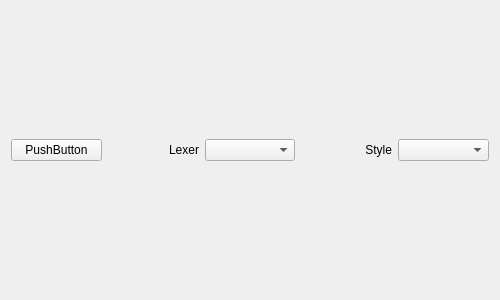
marcinmagier/wolverine, file src/editor/WEditorLexerManagerWidget.ui: the form before one commit.
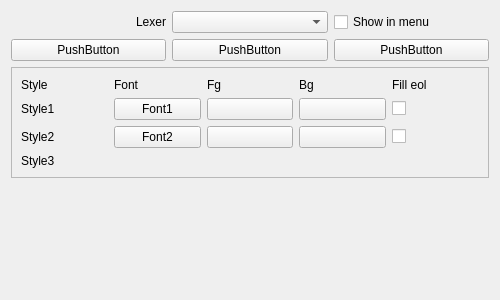
The form after the commit. Custom widgets are drawn as their Qt base class.

Patch:
```diff
--- a/src/editor/WEditorLexerManagerWidget.ui
+++ b/src/editor/WEditorLexerManagerWidget.ui
@@ -19,45 +19,232 @@
   <property name="windowTitle">
    <string>Form</string>
   </property>
-  <layout class="QHBoxLayout" name="horizontalLayout">
+  <layout class="QVBoxLayout" name="verticalLayout">
    <item>
-    <widget class="QtFontButton" name="pushButton">
-     <property name="text">
-      <string>PushButton</string>
-     </property>
-    </widget>
+    <layout class="QHBoxLayout" name="horizontalLayout">
+     <item>
+      <widget class="QLabel" name="lblLexer">
+       <property name="text">
+        <string>Lexer</string>
+       </property>
+       <property name="alignment">
+        <set>Qt::AlignRight|Qt::AlignTrailing|Qt::AlignVCenter</set>
+       </property>
+       <property name="buddy">
+        <cstring>cmbLexer</cstring>
+       </property>
+      </widget>
+     </item>
+     <item>
+      <widget class="QComboBox" name="cmbLexer"/>
+     </item>
+     <item>
+      <widget class="QCheckBox" name="checkBox">
+       <property name="text">
+        <string>Show in menu</string>
+       </property>
+      </widget>
+     </item>
+    </layout>
    </item>
    <item>
-    <widget class="QLabel" name="lblLexer">
-     <property name="text">
-      <string>Lexer</string>
-     </property>
-     <property name="alignment">
-      <set>Qt::AlignRight|Qt::AlignTrailing|Qt::AlignVCenter</set>
-     </property>
-     <property name="buddy">
-      <cstring>cmbLexer</cstring>
-     </property>
-    </widget>
+    <layout class="QHBoxLayout" name="horizontalLayout_2">
+     <item>
+      <widget class="QtFontButton" name="btnDefFont">
+       <property name="text">
+        <string>PushButton</string>
+       </property>
+      </widget>
+     </item>
+     <item>
+      <widget class="QtColorButton" name="btnDefFgColor">
+       <property name="text">
+        <string>PushButton</string>
+       </property>
+      </widget>
+     </item>
+     <item>
+      <widget class="QtColorButton" name="btnDefBgColor">
+       <property name="text">
+        <string>PushButton</string>
+       </property>
+      </widget>
+     </item>
+    </layout>
    </item>
    <item>
-    <widget class="QComboBox" name="cmbLexer"/>
-   </item>
-   <item>
-    <widget class="QLabel" name="lblStyle">
-     <property name="text">
-      <string>Style</string>
+    <widget class="QScrollArea" name="scrollStyles">
+     <property name="widgetResizable">
+      <bool>true</bool>
      </property>
-     <property name="alignment">
-      <set>Qt::AlignRight|Qt::AlignTrailing|Qt::AlignVCenter</set>
-     </property>
-     <property name="buddy">
-      <cstring>cmbStyle</cstring>
-     </property>
+     <widget class="QWidget" name="scrollStylesContent">
+      <property name="geometry">
+       <rect>
+        <x>0</x>
+        <y>0</y>
+        <width>463</width>
+        <height>108</height>
+       </rect>
+      </property>
+      <layout class="QGridLayout" name="gridLayout">
+       <item row="1" column="0">
+        <widget class="QLabel" name="Style1">
+         <property name="text">
+          <string>Style1</string>
+         </property>
+        </widget>
+       </item>
+       <item row="0" column="6">
+        <widget class="QLabel" name="lblFilleol">
+         <property name="text">
+          <string>Fill eol</string>
+         </property>
+        </widget>
+       </item>
+       <item row="0" column="0">
+        <widget class="QLabel" name="lblStyle">
+         <property name="text">
+          <string>Style</string>
+         </property>
+        </widget>
+       </item>
+       <item row="0" column="1">
+        <widget class="QLabel" name="lblFont">
+         <property name="text">
+          <string>Font</string>
+         </property>
+        </widget>
+       </item>
+       <item row="0" column="4">
+        <widget class="QLabel" name="lblBg">
+         <property name="text">
+          <string>Bg</string>
+         </property>
+        </widget>
+       </item>
+       <item row="1" column="3">
+        <widget class="QtColorButton" name="btnFg1">
+         <property name="sizePolicy">
+          <sizepolicy hsizetype="Minimum" vsizetype="Minimum">
+           <horstretch>0</horstretch>
+           <verstretch>0</verstretch>
+          </sizepolicy>
+         </property>
+         <property name="text">
+          <string/>
+         </property>
+        </widget>
+       </item>
+       <item row="2" column="1">
+        <widget class="QtFontButton" name="btnFont2">
+         <property name="text">
+          <string>Font2</string>
+         </property>
+        </widget>
+       </item>
+       <item row="1" column="4">
+        <widget class="QtColorButton" name="btnBg1">
+         <property name="sizePolicy">
+          <sizepolicy hsizetype="Minimum" vsizetype="Minimum">
+           <horstretch>0</horstretch>
+           <verstretch>0</verstretch>
+          </sizepolicy>
+         </property>
+         <property name="text">
+          <string/>
+         </property>
+        </widget>
+       </item>
+       <item row="2" column="6">
+        <widget class="QCheckBox" name="checkFillEol2">
+         <property name="text">
+          <string/>
+         </property>
+        </widget>
+       </item>
+       <item row="1" column="1">
+        <widget class="QtFontButton" name="btnFont1">
+         <property name="text">
+          <string>Font1</string>
+         </property>
+        </widget>
+       </item>
+       <item row="2" column="3">
+        <widget class="QtColorButton" name="btnFg2">
+         <property name="sizePolicy">
+          <sizepolicy hsizetype="Minimum" vsizetype="Minimum">
+           <horstretch>0</horstretch>
+           <verstretch>0</verstretch>
+          </sizepolicy>
+         </property>
+         <property name="minimumSize">
+          <size>
+           <width>16</width>
+           <height>16</height>
+          </size>
+         </property>
+         <property name="text">
+          <string/>
+         </property>
+        </widget>
+       </item>
+       <item row="3" column="0">
+        <widget class="QLabel" name="Style3">
+         <property name="text">
+          <string>Style3</string>
+         </property>
+        </widget>
+       </item>
+       <item row="2" column="0">
+        <widget class="QLabel" name="Style2">
+         <property name="text">
+          <string>Style2</string>
+         </property>
+        </widget>
+       </item>
+       <item row="1" column="6">
+        <widget class="QCheckBox" name="checkFillEol1">
+         <property name="text">
+          <string/>
+         </property>
+        </widget>
+       </item>
+       <item row="2" column="4">
+        <widget class="QtColorButton" name="btnBg2">
+         <property name="sizePolicy">
+          <sizepolicy hsizetype="Minimum" vsizetype="Minimum">
+           <horstretch>0</horstretch>
+           <verstretch>0</verstretch>
+          </sizepolicy>
+         </property>
+         <property name="text">
+          <string/>
+         </property>
+        </widget>
+       </item>
+       <item row="0" column="3">
+        <widget class="QLabel" name="lblFg">
+         <property name="text">
+          <string>Fg</string>
+         </property>
+        </widget>
+       </item>
+      </layout>
+     </widget>
     </widget>
    </item>
    <item>
-    <widget class="QComboBox" name="cmbStyle"/>
+    <spacer name="verticalSpacer">
+     <property name="orientation">
+      <enum>Qt::Vertical</enum>
+     </property>
+     <property name="sizeHint" stdset="0">
+      <size>
+       <width>20</width>
+       <height>40</height>
+      </size>
+     </property>
+    </spacer>
    </item>
   </layout>
  </widget>
@@ -67,6 +254,11 @@
    <extends>QPushButton</extends>
    <header>qtfontbutton.h</header>
   </customwidget>
+  <customwidget>
+   <class>QtColorButton</class>
+   <extends>QPushButton</extends>
+   <header>qtcolorbutton.h</header>
+  </customwidget>
  </customwidgets>
  <resources/>
  <connections/>
```
